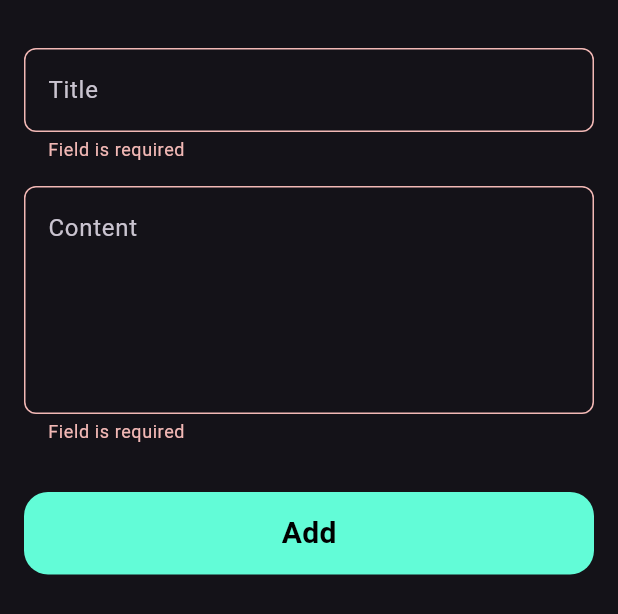
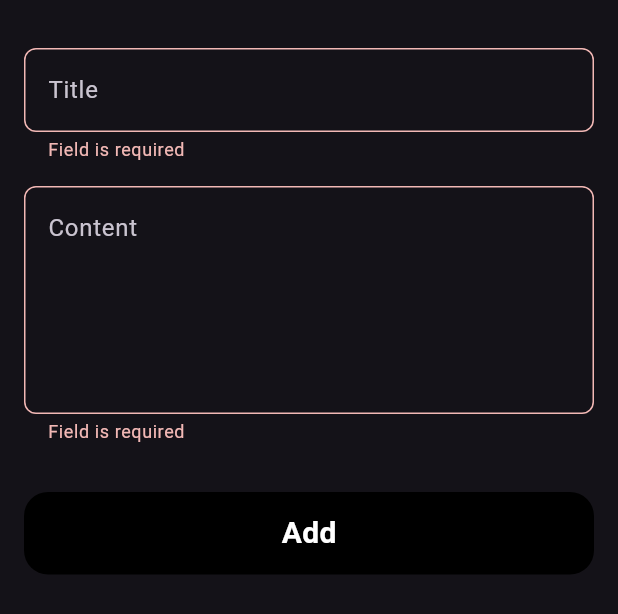
Before and after one commit to EhabGalal10/notes_app, a Flutter app: the AddNoteBottomSheet widget shown alone on an empty page, opened directly, after a tap on "Add", on a phone screen of 412 x 824 dp. Shown: the top 614 px of the screen. Run offline on Flutter 3.47's test engine with Material 3 defaults, Android fonts, the phone set to English and light mode, and no system bars; drawn by our look-alikes of modal_progress_hud_nsn; our stand-ins replace bloc, flutter_bloc, hive, hive_flutter; accounts and stored records are empty.

```diff
--- a/lib/contants.dart
+++ b/lib/contants.dart
@@ -1,4 +1,4 @@
 import 'package:flutter/material.dart';
 
-const kprimaryColor = Color(0xff62FCD7);
+const kprimaryColor = Colors.white;
 const kNotesBox = 'notes_box';
--- /dev/null
+++ b/lib/cubits/notes_cubit/notes_state.dart
@@ -0,0 +1,6 @@
+part of 'notes_cubit.dart';
+
+@immutable
+sealed class NotesState {}
+
+final class NotesInitial extends NotesState {}
--- a/lib/simple_bloc_observer.dart
+++ b/lib/simple_bloc_observer.dart
@@ -9,12 +9,12 @@ class SimpleBlocObserver implements BlocObserver {
 
   @override
   void onClose(BlocBase bloc) {
-    // TODO: implement onClose
+    debugPrint('close = $bloc');
   }
 
   @override
   void onCreate(BlocBase bloc) {
-    // TODO: implement onCreate
+    debugPrint('create = $bloc');
   }
 
   @override
--- a/lib/views/widgets/add_note_bottom_sheet.dart
+++ b/lib/views/widgets/add_note_bottom_sheet.dart
@@ -9,8 +9,8 @@ class AddNoteBottomSheet extends StatelessWidget {
 
   @override
   Widget build(BuildContext context) {
-    return Padding(
-      padding: const EdgeInsets.symmetric(horizontal: 16),
+    return BlocProvider(
+      create: (context) => AddNoteCubit(),
       child: BlocConsumer<AddNoteCubit, AddNoteState>(
         listener: (context, state) {
           if (state is AddNoteFailure) {
@@ -21,9 +21,16 @@ class AddNoteBottomSheet extends StatelessWidget {
           }
         },
         builder: (context, state) {
-          return ModalProgressHUD(
-              inAsyncCall: state is AddNoteLoading ? true : false,
-              child: const SingleChildScrollView(child: AddNoteForm()));
+          return AbsorbPointer(
+              absorbing: state is AddNoteLoading ? true : false,
+              child: Padding(
+                padding: EdgeInsets.only(
+                  right: 16,
+                  left: 16,
+                  bottom: MediaQuery.of(context).viewInsets.bottom,
+                ),
+                child: const SingleChildScrollView(child: AddNoteForm()),
+              ));
         },
       ),
     );
--- a/lib/views/widgets/add_note_form.dart
+++ b/lib/views/widgets/add_note_form.dart
@@ -1,5 +1,6 @@
 import 'package:flutter/material.dart';
 import 'package:flutter_bloc/flutter_bloc.dart';
+import 'package:intl/intl.dart';
 import 'package:notesapp/cubits/add_note_cubit/add_note_cubit.dart';
 import 'package:notesapp/models/note_model.dart';
 import 'package:notesapp/views/widgets/custom_button.dart';
@@ -47,21 +48,28 @@ class _AddNoteFormState extends State<AddNoteForm> {
           const SizedBox(
             height: 32,
           ),
-          CustomButton(
+          BlocBuilder<AddNoteCubit, AddNoteState>(
+            builder: (context, state) {
+              return CustomButton(
+                isLoading: state is AddNoteLoading ? true : false,
                 onTap: () {
                   if (formKey.currentState!.validate()) {
                     formKey.currentState!.save();
-
+                    var currentDate = DateTime.now();
+                    var formatedCurrentDate =
+                        DateFormat("dd-MM-yyyy").format(currentDate);
                     var noteModel = NoteModel(
                         title: title!,
                         subtitle: subtitle!,
-                    date: DateTime.now().toString(),
+                        date: formatedCurrentDate,
                         color: Colors.red.value);
                     BlocProvider.of<AddNoteCubit>(context).addnote(noteModel);
                   } else {
                     autovalidateMode = AutovalidateMode.always;
                     setState(() {});
                   }
+                },
+              );
             },
           ),
           const SizedBox(
--- a/lib/views/widgets/custom_button.dart
+++ b/lib/views/widgets/custom_button.dart
@@ -2,8 +2,9 @@ import 'package:flutter/material.dart';
 import 'package:notesapp/contants.dart';
 
 class CustomButton extends StatelessWidget {
-  const CustomButton({super.key, this.onTap});
+  const CustomButton({super.key, this.onTap, this.isLoading = false});
   final void Function()? onTap;
+  final bool isLoading;
 
   @override
   Widget build(BuildContext context) {
@@ -14,14 +15,20 @@ class CustomButton extends StatelessWidget {
         width: MediaQuery.of(context).size.width,
         decoration: BoxDecoration(
           borderRadius: BorderRadius.circular(16),
-          color: kprimaryColor,
+          color: Colors.black,
         ),
-        child: const Center(
-          child: Text(
-            "Add",
-            style: TextStyle(
-                color: Colors.black, fontSize: 20, fontWeight: FontWeight.bold),
-          ),
+        child: Center(
+          child: isLoading
+              ? const CircularProgressIndicator(
+                  color: Colors.white,
+                )
+              : const Text(
+                  "Add",
+                  style: TextStyle(
+                      color: Colors.white,
+                      fontSize: 20,
+                      fontWeight: FontWeight.bold),
+                ),
         ),
       ),
     );
--- a/pubspec.yaml
+++ b/pubspec.yaml
@@ -34,6 +34,7 @@ dependencies:
   flutter_bloc: ^9.1.1
   hive: ^2.2.3
   hive_flutter: ^1.1.0
+  intl: ^0.20.2
   modal_progress_hud_nsn: ^0.5.1
 
 dev_dependencies:
```
Also changed, not shown: lib/cubits/notes_cubit/notes_cubit.dart (added, +18 -0 lines), lib/main.dart (+4 -9 lines), lib/views/notes_view.dart (+12 -3 lines), lib/views/widgets/custom_note_item.dart (renamed from lib/views/widgets/cutom_note_item.dart, +12 -10 lines), lib/views/widgets/notes_list_view.dart (+15 -4 lines), lib/views/widgets/notes_view_body.dart (+18 -2 lines), pubspec.lock. Lines whose indentation alone changed are shown as unchanged.
